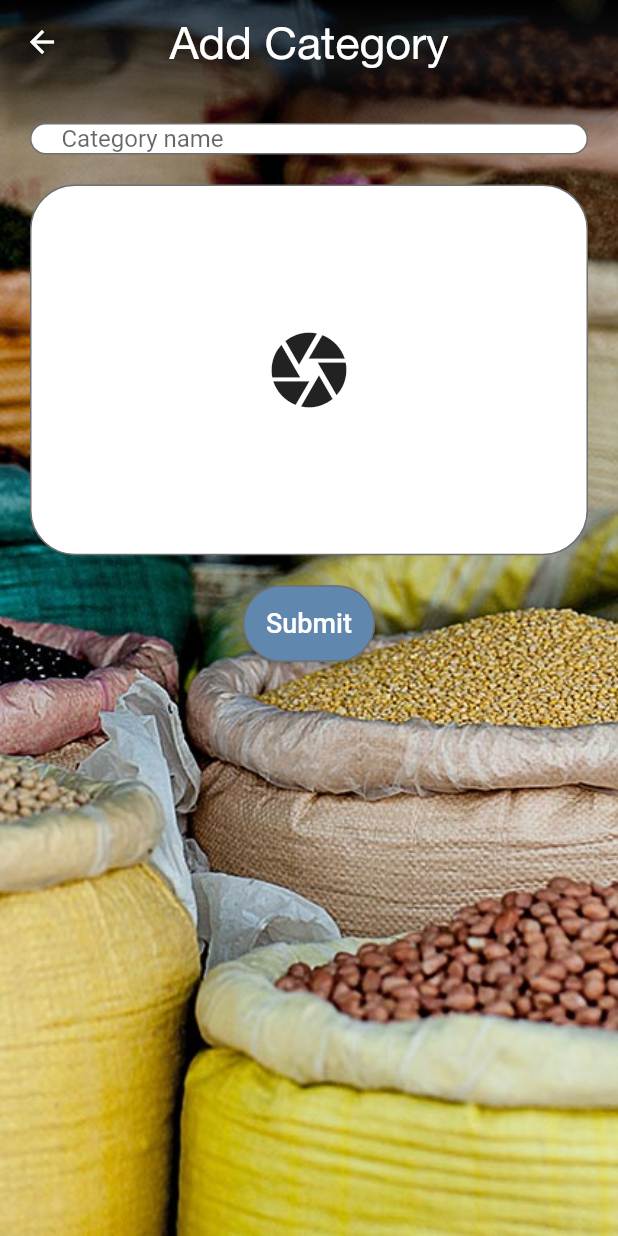
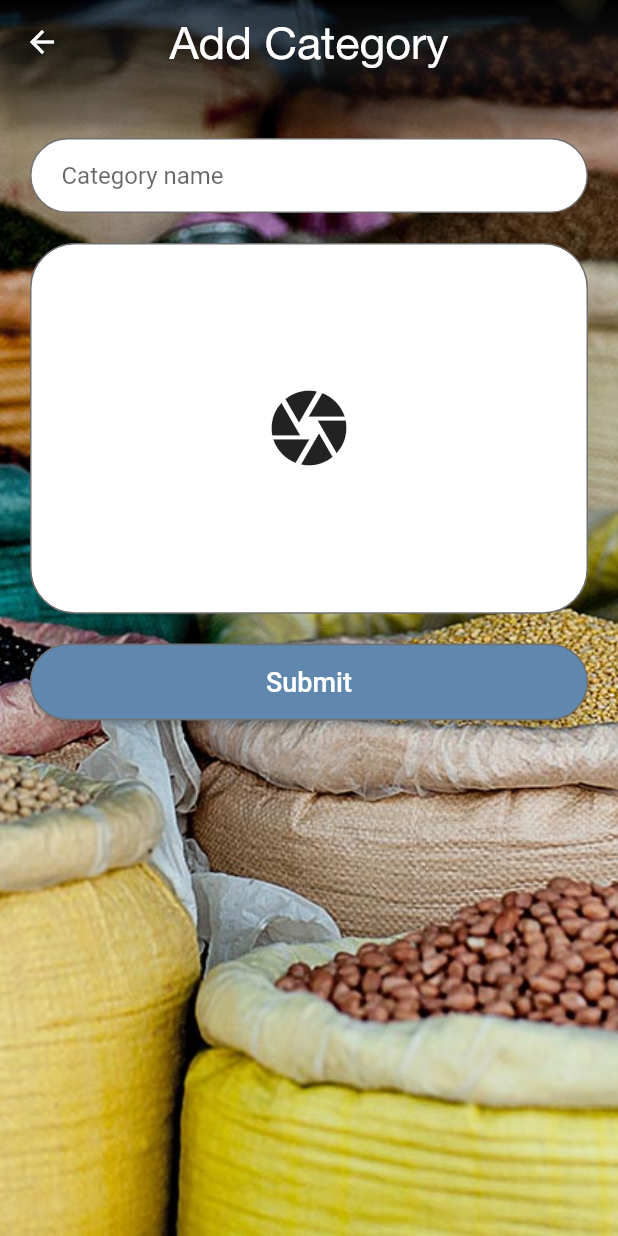
Before and after one commit to mt-tadayon/save_recipe, a Flutter app: the AddCategoryScreen screen opened directly, on a phone screen of 412 x 824 dp. Run offline on Flutter 3.47's test engine with Material 2 defaults, Android fonts, the phone set to English and light mode, and no system bars; our stand-ins replace device_preview, hive, hive_flutter, image_picker, shimmer, transparent_image; accounts and stored records are empty; generated files the repository leaves out were written again; network calls fail; statements that could not run were skipped.

```diff
--- a/lib/provider/add_category_provider.dart
+++ b/lib/provider/add_category_provider.dart
@@ -15,7 +15,6 @@ class AddCategoryProvider extends ChangeNotifier {
         Provider.of<AppProvider>(context, listen: false).categories;
     var category = CategoryModel(categoryName);
     if (categories.contains(category)) {
-      //TODO: Show user an alert box with hint
       return false;
     }
     Provider.of<AppProvider>(context, listen: false).addCategory(category);
--- a/lib/screen/add_category_screen.dart
+++ b/lib/screen/add_category_screen.dart
@@ -8,6 +8,7 @@ import 'package:saverecipe/widgets/submit_button_widget.dart';
 
 class AddCategoryScreen extends StatelessWidget {
   final categoryNameController = TextEditingController();
+  final GlobalKey<FormState> _formKey = GlobalKey();
 
   @override
   Widget build(BuildContext context) {
@@ -27,8 +28,14 @@ class AddCategoryScreen extends StatelessWidget {
           ),
           Expanded(
             child: Padding(
-              padding: const EdgeInsets.symmetric(horizontal: 20.0),
+              padding: const EdgeInsets.symmetric(
+                horizontal: 20.0,
+                vertical: 10.0,
+              ),
+              child: Form(
+                key: _formKey,
                 child: Column(
+                  crossAxisAlignment: CrossAxisAlignment.stretch,
                   children: <Widget>[
                     Container(
                       padding: EdgeInsets.only(left: 20.0),
@@ -37,32 +44,57 @@ class AddCategoryScreen extends StatelessWidget {
                         borderRadius: BorderRadius.circular(25),
                         border: Border.all(color: kBorderColor),
                       ),
+                      height: 50,
+                      alignment: Alignment.center,
                       child: TextFormField(
                         controller: categoryNameController,
-                      decoration:
-                          InputDecoration.collapsed(hintText: "Category name"),
+                        decoration: InputDecoration.collapsed(
+                          hintText: "Category name",
+                        ),
+                        validator: (value) {
+                          return value.isEmpty
+                              ? "Please add a category name"
+                              : null;
+                        },
+                        autovalidateMode: AutovalidateMode.onUserInteraction,
                       ),
                     ),
                     SizedBox(height: 20),
                     ImagePickerWidget(),
                     SizedBox(height: 20),
-                  SubmitButton(
+                    Builder(
+                      builder: (context) => SubmitButton(
                         onPressed: () async {
+                          if (_formKey.currentState.validate()) {
                             bool savedSuccessful =
-                          await Provider.of<AddCategoryProvider>(
-                        context,
-                        listen: false,
-                      ).saveCategory(
+                                await Provider.of<AddCategoryProvider>(context,
+                                        listen: false)
+                                    .saveCategory(
                               context,
                               categoryNameController.text,
                             );
 
                             if (savedSuccessful) {
                               Navigator.pop(context);
+                            } else {
+                              Scaffold.of(context).showSnackBar(
+                                SnackBar(
+                                  content: Row(
+                                    children: [
+                                      Icon(Icons.error_outline),
+                                      SizedBox(width: 10.0),
+                                      Text("This category exists already"),
+                                    ],
+                                  ),
+                                ),
+                              );
+                            }
                           }
                         },
+                      ),
                     )
                   ],
+                ),
               ),
             ),
           ),
--- a/lib/screen/main_screen.dart
+++ b/lib/screen/main_screen.dart
@@ -1,6 +1,6 @@
 import 'package:flutter/material.dart';
 import 'package:saverecipe/screen/category_screen.dart';
-import 'package:saverecipe/screen/dashboard_screen.dart';
+import 'package:saverecipe/screen/dashboard/dashboard_screen.dart';
 import 'package:saverecipe/widgets/responsive_widget.dart';
 
 class MainScreen extends StatelessWidget {
--- a/pubspec.yaml
+++ b/pubspec.yaml
@@ -28,9 +28,6 @@ dev_dependencies:
   build_runner: ^1.10.0
   hive_generator: ^0.7.0+2
 
-dependency_overrides:
-  dartx: ^0.4.2
-
 flutter:
   uses-material-design: true
 
```
Also changed, not shown: lib/screen/dashboard/add_category_card.dart (added, +35 -0 lines), lib/screen/dashboard/category_delete_dialog.dart (added, +51 -0 lines), lib/screen/dashboard/category_list.dart (added, +77 -0 lines), lib/screen/dashboard/dashboard_screen.dart (added, +93 -0 lines), lib/screen/dashboard_screen.dart (deleted, +0 -225 lines), pubspec.lock, 1 other file. Lines whose indentation alone changed are shown as unchanged.
